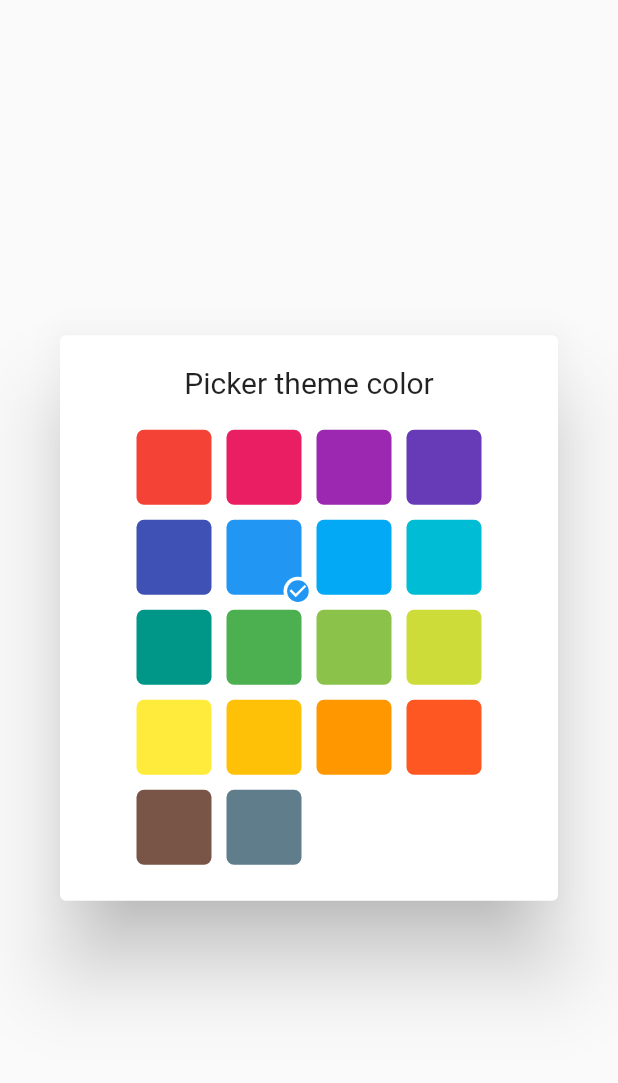
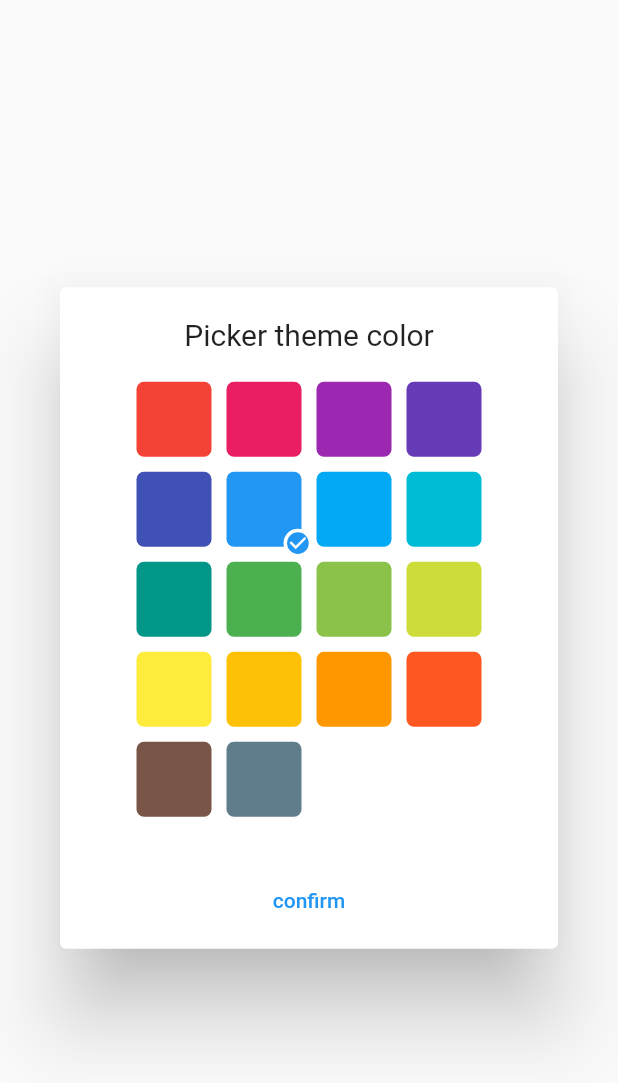
Before and after one commit to path-yu/flutter_todo_client, a Flutter app: the PickerThemeDialog widget shown alone on an empty page, opened directly, on a phone screen of 412 x 824 dp. Shown: the top 1083 px of the screen. Run offline on Flutter 3.47's test engine with Material 2 defaults, Android fonts, the phone set to English and light mode, and no system bars; our stand-ins replace date_format, flutter_slidable, font_awesome_flutter, shared_preferences; missing offline and left inert: bitsdojo_window; accounts and stored records are empty.

Commit message:
fix: AlertDialog add action

```diff
--- a/lib/main.dart
+++ b/lib/main.dart
@@ -228,6 +228,7 @@ class _PickerThemeDialogState extends State<PickerThemeDialog> {
         itemSize - checkBoxSize + checkBoxSize * 0.8 / 2);
     var pickerIndex = context.watch<MainStore>().pickPrimaryColorIndex;
     return AlertDialog(
+      actionsAlignment: MainAxisAlignment.center,
       content: ConstrainedBox(
         constraints: const BoxConstraints(maxWidth: 360),
         child: Column(
@@ -294,6 +295,11 @@ class _PickerThemeDialogState extends State<PickerThemeDialog> {
           ],
         ),
       ),
+      actions: [
+        TextButton(
+            onPressed: () => Navigator.of(context).pop(),
+            child: Text('confirm'))
+      ],
     );
   }
 }
```
